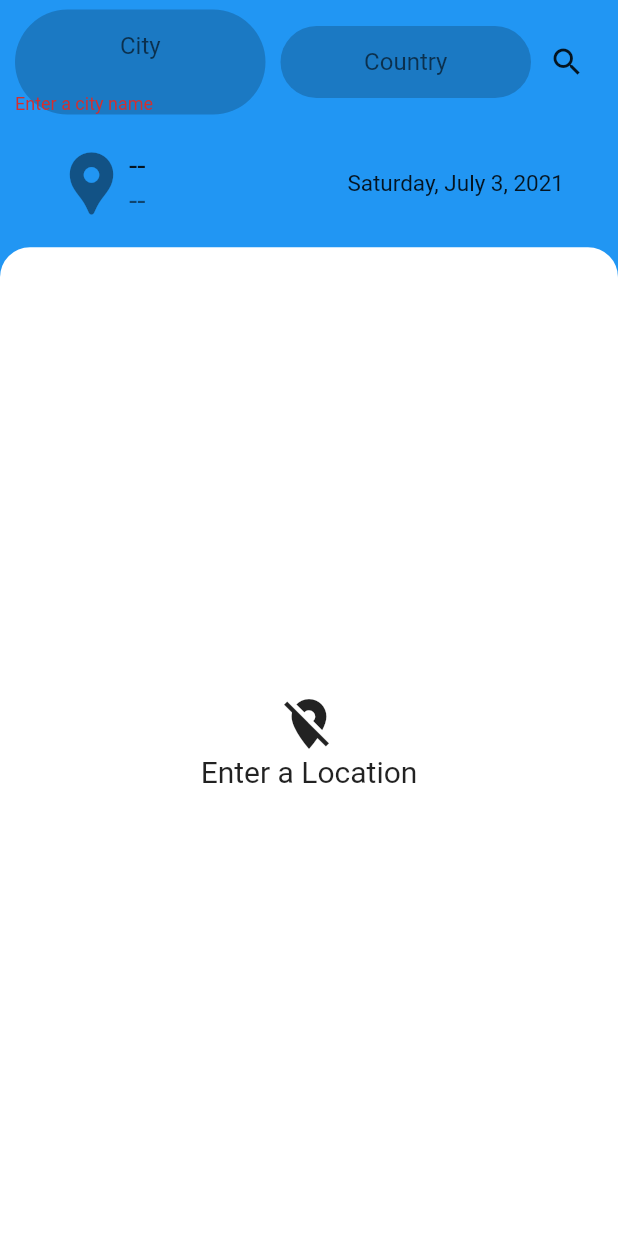
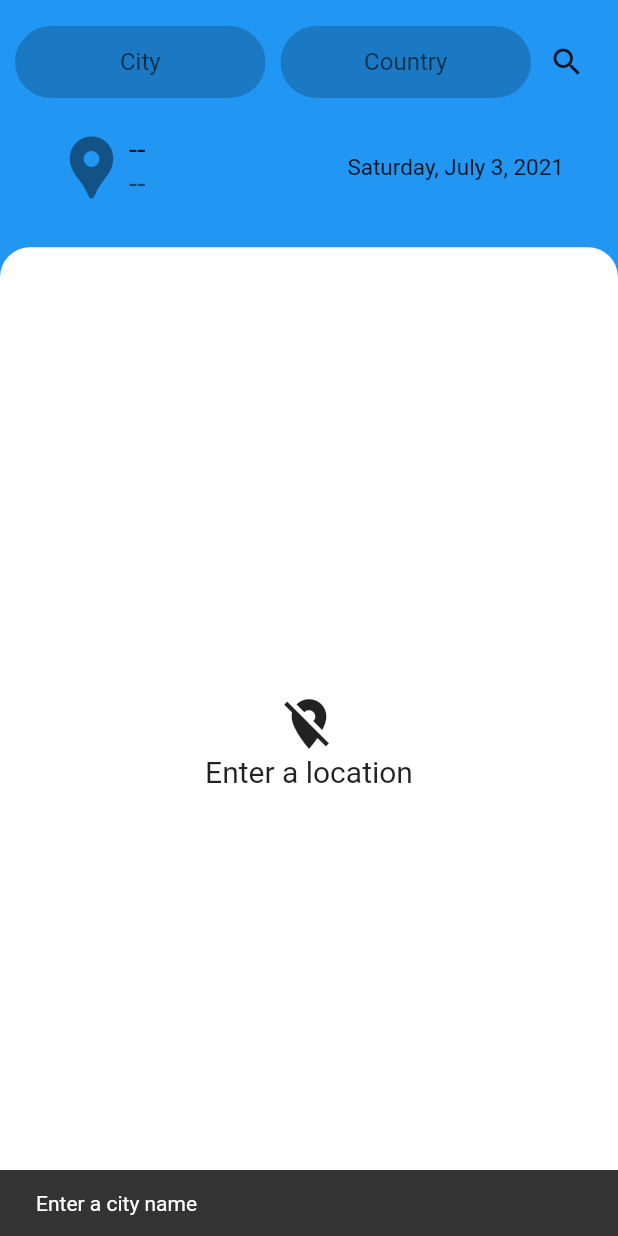
Before and after one commit to rhodeon/Weatherly, a Flutter app: the screen it shows after launch, after a tap on the "search" icon, on a phone screen of 412 x 824 dp. Run offline on Flutter 3.47's test engine with Material 2 defaults, Android fonts, the light colour scheme and no system bars; our stand-ins replace font_awesome_flutter; network calls fail.

Commit message:
Implemented handling of invalid city names.

```diff
--- a/lib/network/weather_api_client.dart
+++ b/lib/network/weather_api_client.dart
@@ -18,7 +18,7 @@ class OpenWeatherMapApiClient {
         "units": "metric",
       };
 
-  Future<CurrentWeatherModel> getCurrentWeather({
+  Future<WeatherResponse> getCurrentWeather({
     // Requests for the current weather
     required String city,
     required String countryCode,
@@ -30,6 +30,28 @@ class OpenWeatherMapApiClient {
         setQueryParameters(city, countryCode),
       ),
     );
-    return CurrentWeatherModel.fromJson(json.decode(response.body));
+
+    final responseCode = response.statusCode;
+
+    if (responseCode == 404) {
+      // city not found
+      return WeatherResponse.setErrorCode(responseCode);
+    }
+
+    return WeatherResponse(
+      CurrentWeatherModel.fromJson(json.decode(response.body)),
+      responseCode,
+    );
   }
 }
+
+/// Contains current weather and response
+/// status code for checking if an invalid
+/// city is entered
+class WeatherResponse {
+  CurrentWeatherModel? currentWeather;
+  int statusCode;
+
+  WeatherResponse(this.currentWeather, this.statusCode);
+  WeatherResponse.setErrorCode(this.statusCode); // city not found
+}
--- a/lib/screens/home_screen.dart
+++ b/lib/screens/home_screen.dart
@@ -13,6 +13,7 @@ class HomeScreen extends StatefulWidget {
 class _HomeScreenState extends State<HomeScreen> {
   final _formKey = GlobalKey<FormState>();
   CurrentWeatherModel? _currentWeather;
+  int? _responseCode; // 200 or 404
   final _cityTextController = TextEditingController();
   final _countryTextController = TextEditingController();
 
@@ -21,7 +22,8 @@ class _HomeScreenState extends State<HomeScreen> {
         .getCurrentWeather(city: city, countryCode: country);
 
     setState(() {
-      _currentWeather = weather;
+      _currentWeather = weather.currentWeather;
+      _responseCode = weather.statusCode;
     });
   }
 
@@ -39,7 +41,8 @@ class _HomeScreenState extends State<HomeScreen> {
                 children: [
                   buildMetaDetails(),
                   Expanded(
-                    child: WeatherDetailsContainer(_currentWeather),
+                    child:
+                        WeatherDetailsContainer(_currentWeather, _responseCode),
                   ),
                 ],
               )
@@ -51,7 +54,7 @@ class _HomeScreenState extends State<HomeScreen> {
   }
 
   Container buildMetaDetails() {
-    // shows location (with form) and date
+    // Shows location (with form) and date
     return Container(
       width: MediaQuery.of(context).size.width,
       height: MediaQuery.of(context).size.height * 0.2,
@@ -67,7 +70,7 @@ class _HomeScreenState extends State<HomeScreen> {
   }
 
   Form buildLocationForm() {
-    // entries for city and country names
+    // Entries for city and country names
     return Form(
       key: _formKey,
       child: Padding(
@@ -103,12 +106,6 @@ class _HomeScreenState extends State<HomeScreen> {
         hintText: "City",
         border: InputBorder.none,
       ),
-      validator: (input) {
-        if (input == "") {
-          return "Enter a city name";
-        }
-        return null;
-      },
     );
   }
 
@@ -128,9 +125,15 @@ class _HomeScreenState extends State<HomeScreen> {
     return IconButton(
       icon: Icon(Icons.search),
       onPressed: () {
-        if (_formKey.currentState!.validate()) {
-          getWeather(_cityTextController.text, _countryTextController.text);
+        if (_cityTextController.text.trim().isEmpty) {
+          // if no city is typed
+          ScaffoldMessenger.of(context).showSnackBar(
+            SnackBar(
+              content: Text("Enter a city name"),
+            ),
+          );
         }
+        getWeather(_cityTextController.text, _countryTextController.text);
       },
     );
   }
--- a/lib/screens/weather_details_container.dart
+++ b/lib/screens/weather_details_container.dart
@@ -3,10 +3,12 @@ import 'package:flutter/material.dart';
 import 'package:font_awesome_flutter/font_awesome_flutter.dart';
 import 'package:weatherly/models/current_weather_model.dart';
 
+/// Widget which displays weather forecast details
 class WeatherDetailsContainer extends StatelessWidget {
   final CurrentWeatherModel? _currentWeather;
+  final int? _responseCode;
 
-  WeatherDetailsContainer(this._currentWeather);
+  WeatherDetailsContainer(this._currentWeather, this._responseCode);
 
   @override
   Widget build(BuildContext context) {
@@ -30,7 +32,11 @@ class WeatherDetailsContainer extends StatelessWidget {
   }
 
   Column buildNoLocationDisplay() {
-    // Message shown when no location has been entered
+    // Message shown when no valid location has been entered
+    String errorMessage = "Enter a location";
+    if (_responseCode == 404) {
+      errorMessage = "City not found";
+    }
     return Column(
       children: [
         Icon(
@@ -38,7 +44,7 @@ class WeatherDetailsContainer extends StatelessWidget {
           size: 40,
         ),
         Text(
-          "Enter a Location",
+          errorMessage,
           style: TextStyle(fontSize: 20),
         ),
       ],
@@ -47,7 +53,7 @@ class WeatherDetailsContainer extends StatelessWidget {
   }
 
   Column buildWeatherFactors() {
-    // shows temperature, pressure
+    // Shows temperature, pressure
     // humidity, wind speed and visibility
     return Column(
       children: [
```
